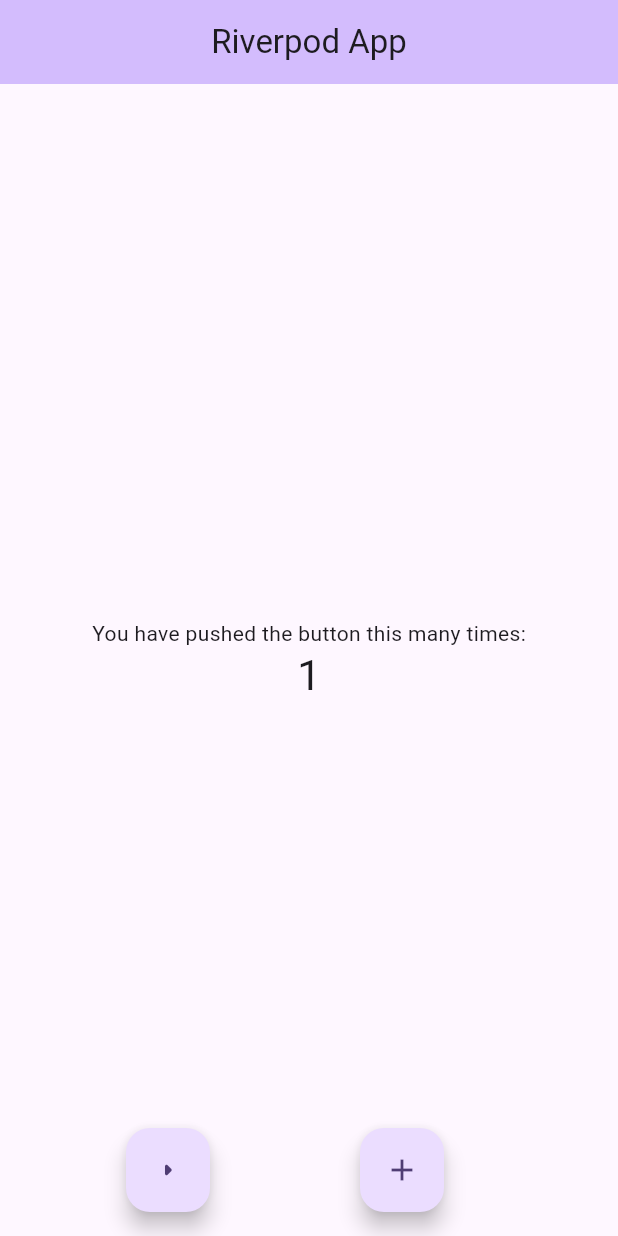
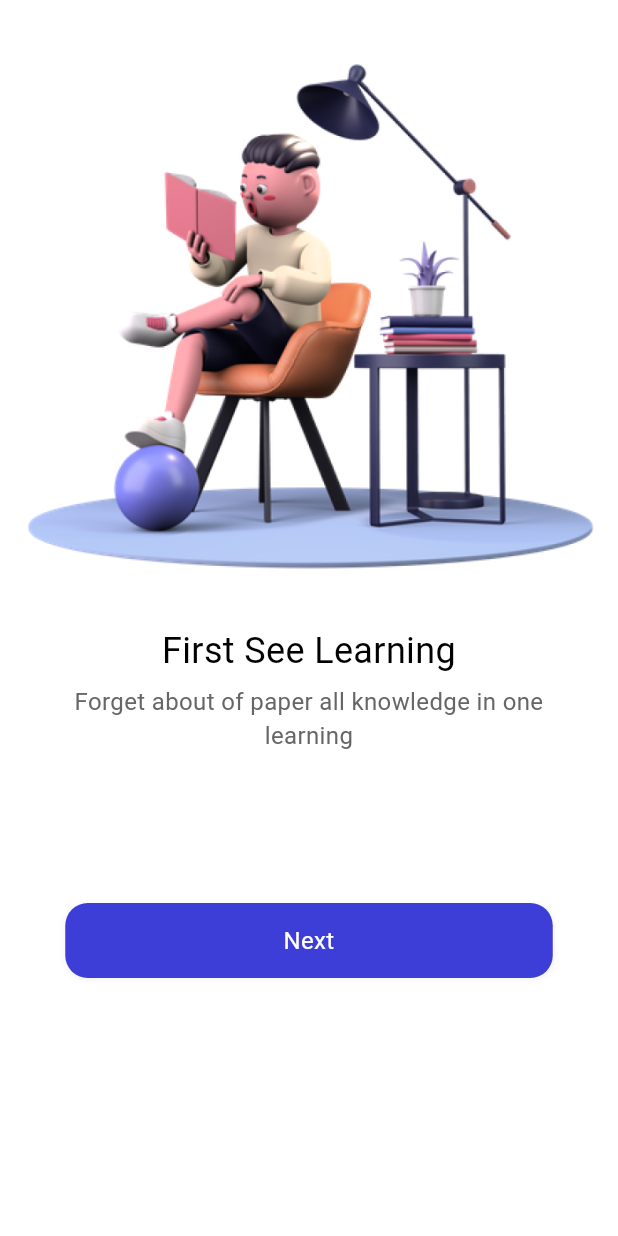
Before and after one commit to bungongtoto/ulearning_app, a Flutter app: the screen it shows after launch, on a phone screen of 412 x 824 dp. Run offline on Flutter 3.47's test engine with Material 2 defaults, Android fonts, the light colour scheme and no system bars; our stand-ins replace flutter_riverpod.

Commit message:
completed the welcome pages

```diff
--- a/lib/main.dart
+++ b/lib/main.dart
@@ -1,5 +1,6 @@
 import 'package:flutter/material.dart';
 import 'package:flutter_riverpod/flutter_riverpod.dart';
+import 'package:ulearning_app/pages/welcome/welcome.dart';
 
 void main() {
   runApp(const ProviderScope(child: MyApp()));
@@ -16,7 +17,7 @@ class MyApp extends StatelessWidget {
         colorScheme: ColorScheme.fromSeed(seedColor: Colors.deepPurple),
         useMaterial3: true,
       ),
-      home: const MyHomePage(),
+      home: Welcome(),
     );
   }
 }
--- /dev/null
+++ b/lib/pages/welcome/welcome.dart
@@ -0,0 +1,54 @@
+import 'package:flutter/material.dart';
+import 'package:ulearning_app/pages/welcome/widgets.dart';
+
+class Welcome extends StatelessWidget {
+  Welcome({super.key});
+
+  final PageController _controller = PageController();
+
+  @override
+  Widget build(BuildContext context) {
+    return Scaffold(
+      backgroundColor: Colors.white,
+      body: Stack(
+        children: [
+          PageView(
+            controller: _controller,
+            scrollDirection: Axis.horizontal,
+            children: [
+              //first page
+              appOnboardingPage(
+                _controller,
+                imagePath: 'assets/images/reading.png',
+                title: 'First See Learning',
+                subTitle: 'Forget about of paper all knowledge in one learning',
+                index: 1,
+              ),
+              appOnboardingPage(
+                _controller,
+                imagePath: 'assets/images/man.png',
+                title: 'Connect With Everyone',
+                subTitle:
+                    "Always keep in touch with your tutor and friends. let's get connected",
+                index: 2,
+              ),
+              appOnboardingPage(
+                _controller,
+                imagePath: 'assets/images/boy.png',
+                title: 'Always Facinated Learning',
+                subTitle:
+                    "Anywhere, anytime. The time is at your discretion. So study wherever you can",
+                index: 3,
+              ),
+            ],
+          ),
+          const Positioned(
+            bottom: 100,
+            left: 20,
+            child: Text(''),
+          ),
+        ],
+      ),
+    );
+  }
+}
--- /dev/null
+++ b/lib/pages/welcome/widgets.dart
@@ -0,0 +1,60 @@
+import 'package:flutter/material.dart';
+import 'package:ulearning_app/common/utils/app_colors.dart';
+import 'package:ulearning_app/common/widgets/app_shadows.dart';
+
+import '../../common/widgets/text_widgets.dart';
+
+Widget appOnboardingPage(
+  PageController controller, {
+  String imagePath = 'assets/images/reading.png',
+  String title = '',
+  String subTitle = '',
+  int index = 0,
+}) {
+  return Column(
+    children: [
+      Image.asset(
+        imagePath,
+        fit: BoxFit.fitWidth,
+      ),
+      Container(
+        margin: const EdgeInsets.only(top: 5),
+        child: text24Normal(text: title),
+      ),
+      Container(
+        margin: const EdgeInsets.only(top: 5),
+        padding: const EdgeInsets.only(left: 30, right: 30),
+        child: text16Normal(
+          text: subTitle,
+        ),
+      ),
+      _nextButton(index, controller),
+    ],
+  );
+}
+
+Widget _nextButton(int index, PageController controller) {
+  return GestureDetector(
+    onTap: () {
+      if (index < 3) {
+        controller.animateToPage(
+          index,
+          duration: const Duration(milliseconds: 300),
+          curve: Curves.linear,
+        );
+      }
+    },
+    child: Container(
+      width: 325,
+      height: 50,
+      margin: const EdgeInsets.only(top: 100, left: 25, right: 25),
+      decoration: appBoxShadow(),
+      child: Center(
+        child: text16Normal(
+          text: "Next",
+          color: AppColors.primaryBackground,
+        ),
+      ),
+    ),
+  );
+}
```
Also changed, not shown: lib/common/utils/app_colors.dart (added, +30 -0 lines), lib/common/widgets/app_shadows.dart (added, +21 -0 lines), lib/common/widgets/text_widgets.dart (added, +27 -0 lines), pubspec.yaml (+6 -3 lines).
